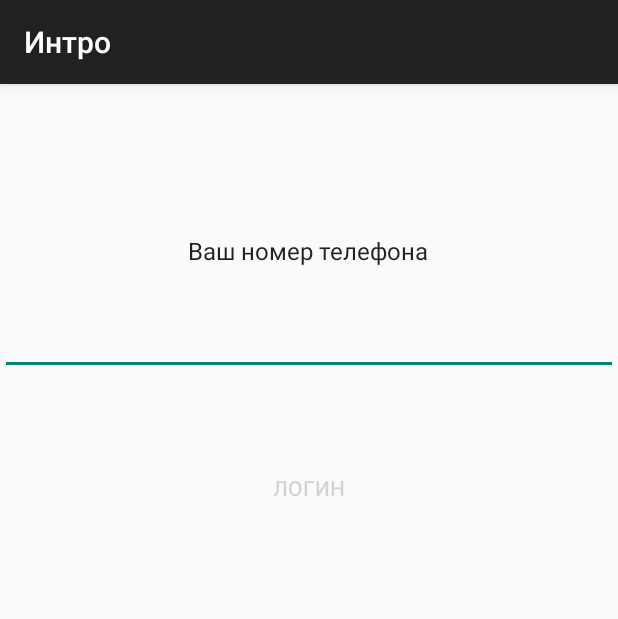
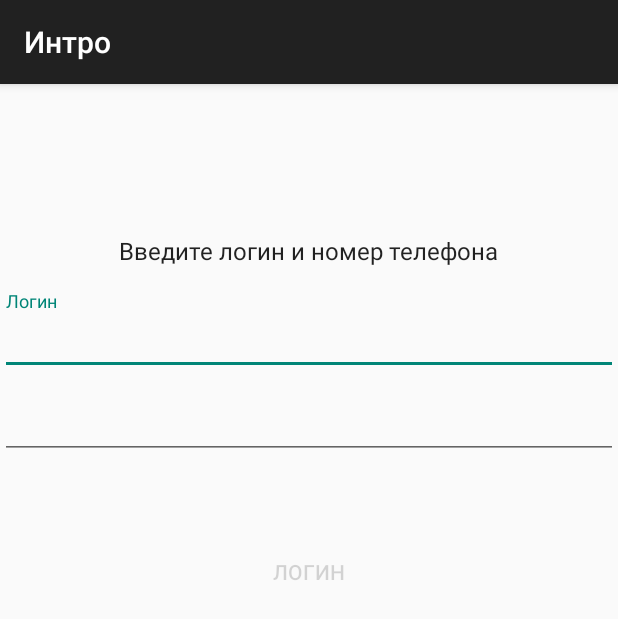
Before and after one commit to nazarovandrej/HelloWorld, an Android app: the screen it shows after launch (IntroActivity), on a phone screen of 412 x 824 dp. Shown: the top 619 px of the screen. Run offline under Robolectric (Android 15) with nearby library versions, the phone set to English and light mode, and no system bars; libraries missing offline, so code that uses them is left out: com.redmadrobot.inputmask; 4 statements that could not run were skipped.

Commit message:
added new editText to IntroActivity

```diff
--- a/app/src/main/java/com/github/andrejnazarov/helloworld/IntroActivity.java
+++ b/app/src/main/java/com/github/andrejnazarov/helloworld/IntroActivity.java
@@ -2,57 +2,111 @@ package com.github.andrejnazarov.helloworld;
 
 import android.support.v7.app.AppCompatActivity;
 import android.os.Bundle;
+import android.text.Editable;
+import android.text.TextWatcher;
 import android.view.View;
 import android.widget.Button;
 import android.widget.EditText;
 import android.widget.TextView;
+import android.widget.Toast;
 
 import com.redmadrobot.inputmask.MaskedTextChangedListener;
 
 public class IntroActivity extends AppCompatActivity {
 
+    private static final int MIN_LOGIN_LENGTH = 5;
+
     private TextView mHintTextView;
     private Button mLoginButton;
+    private EditText mLoginEditText;
+    private EditText mPhoneEditText;
+
+    boolean isLoginFieldCorrect = false;
+    boolean isPhoneFieldCorrect = false;
 
     @Override
     protected void onCreate(Bundle savedInstanceState) {
         super.onCreate(savedInstanceState);
         setContentView(R.layout.activity_intro);
 
-        EditText editText = (EditText) findViewById(R.id.edit_text);
+        initViews();
+        initMaskForPhoneField();
+        initLoginButton();
+        initLoginField();
+    }
+
+    // >>> private methods
+
+    private void initViews() {
+        mPhoneEditText = (EditText) findViewById(R.id.edit_text);
+        mLoginEditText = (EditText) findViewById(R.id.login_edit_text);
         mHintTextView = (TextView) findViewById(R.id.hint_text_view);
         mLoginButton = (Button) findViewById(R.id.login_button);
 
         mHintTextView.setText(getString(R.string.hint));
         mHintTextView.setVisibility(View.INVISIBLE);
+    }
 
+    private void initMaskForPhoneField() {
         final MaskedTextChangedListener listener = new MaskedTextChangedListener(
                 "+7 ([000]) [000] [00] [00]",
                 true,
-                editText,
+                mPhoneEditText,
                 null,
                 new ValueListener()
         );
 
-        editText.addTextChangedListener(listener);
-        editText.setOnFocusChangeListener(listener);
-        editText.setHint(listener.placeholder());
+        mPhoneEditText.addTextChangedListener(listener);
+        mPhoneEditText.setOnFocusChangeListener(listener);
+        mPhoneEditText.setHint(listener.placeholder());
+    }
 
+    private void initLoginButton() {
         mLoginButton.setOnClickListener(new View.OnClickListener() {
             @Override
             public void onClick(View v) {
                 // TODO: 07.05.17 hide keyboard here!
-                startActivity(MainActivity.createExplicitIntent(getApplicationContext()));
+                if (isInputDataCorrect()) {
+                    startActivity(MainActivity.createExplicitIntent(getApplicationContext()));
+                } else {
+                    Toast.makeText(getApplicationContext(), getString(R.string.invalid_input_data_message), Toast.LENGTH_LONG).show();
+                }
             }
         });
 
         mLoginButton.setEnabled(false);
     }
 
+    private void initLoginField() {
+        mLoginEditText.addTextChangedListener(new TextWatcher() {
+            @Override
+            public void beforeTextChanged(CharSequence s, int start, int count, int after) {
+                // No need to implement this method
+            }
+
+            @Override
+            public void onTextChanged(CharSequence s, int start, int before, int count) {
+                // No need to implement this method
+            }
+
+            @Override
+            public void afterTextChanged(Editable s) {
+                isLoginFieldCorrect = s.length() >= MIN_LOGIN_LENGTH;
+            }
+        });
+    }
+
+    private boolean isInputDataCorrect() {
+        return isLoginFieldCorrect && isPhoneFieldCorrect;
+    }
+
+    // <<< private methods
+
     private class ValueListener implements MaskedTextChangedListener.ValueListener {
 
         @Override
         public void onTextChanged(boolean maskFilled, String value) {
+            isPhoneFieldCorrect = maskFilled;
             if (maskFilled) {
                 mLoginButton.setEnabled(true);
                 mHintTextView.setVisibility(View.INVISIBLE);
--- a/app/src/main/res/layout/activity_intro.xml
+++ b/app/src/main/res/layout/activity_intro.xml
@@ -12,8 +12,22 @@
         android:layout_height="wrap_content"
         android:layout_marginBottom="@dimen/margin_small"
         android:layout_marginTop="@dimen/margin_top"
-        android:text="@string/phone_number"
+        android:text="@string/input_data"
         android:textAppearance="@style/Base.TextAppearance.AppCompat.Subhead"/>
+
+    <android.support.design.widget.TextInputLayout
+        android:layout_width="match_parent"
+        android:layout_height="wrap_content">
+
+        <EditText
+            android:hint="@string/login"
+            android:id="@+id/login_edit_text"
+            android:digits="abcdefghijklmnopqrstuvwxyz"
+            android:maxLength="10"
+            android:layout_width="match_parent"
+            android:layout_height="wrap_content"
+            android:inputType="text"/>
+    </android.support.design.widget.TextInputLayout>
 
     <android.support.design.widget.TextInputLayout
         android:layout_width="match_parent"
--- a/app/src/main/res/values/strings.xml
+++ b/app/src/main/res/values/strings.xml
@@ -2,7 +2,8 @@
     <string name="app_name">Hello World!</string>
     <string name="intro">Интро</string>
     <string name="main_activity">Главная активити</string>
-    <string name="phone_number">Ваш номер телефона</string>
+    <string name="input_data">Введите логин и номер телефона</string>
     <string name="login">Логин</string>
     <string name="hint">введите номер полностью</string>
+    <string name="invalid_input_data_message">Введенные данные некорректны</string>
 </resources>
```
